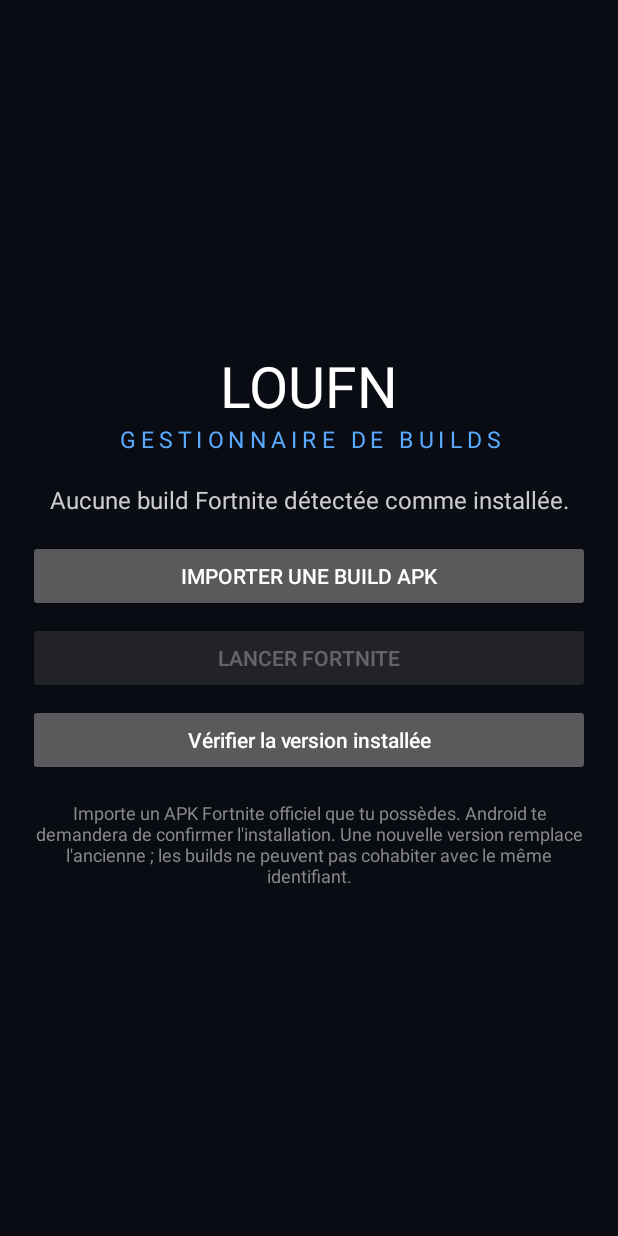
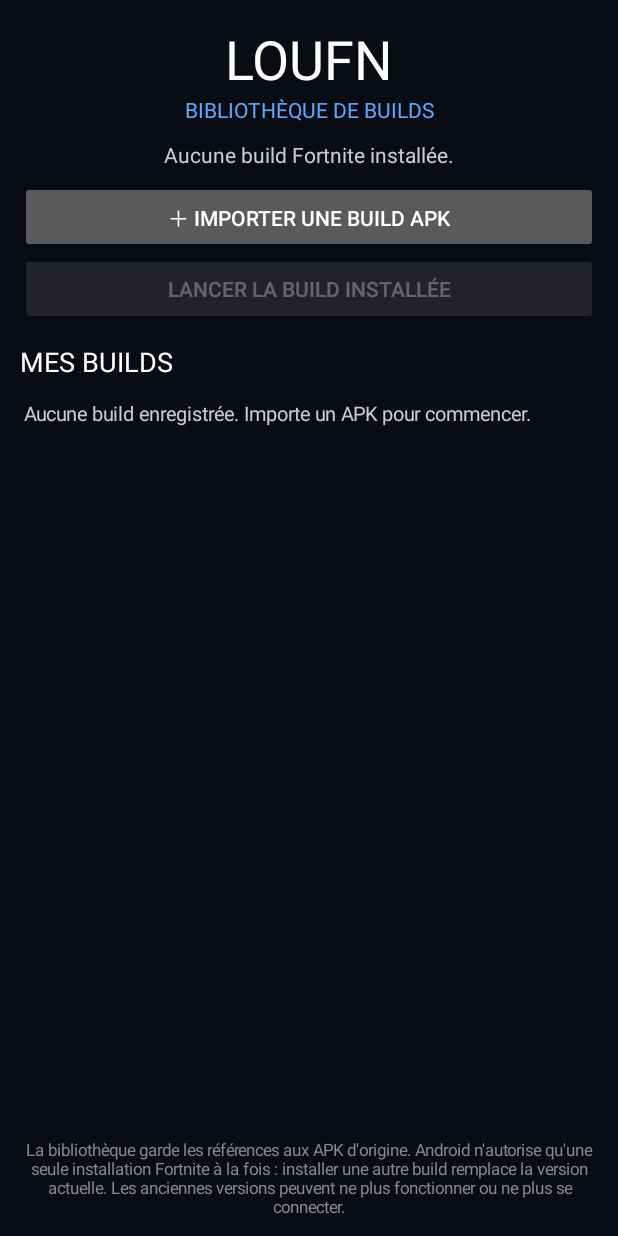
Before and after one commit to louytb/LouFN-OG, an Android app: the screen it shows after launch (MainActivity), on a phone screen of 412 x 824 dp. Run offline under Robolectric (Android 15) with nearby library versions, the phone set to English and light mode, and no system bars.

Commit message:
Add persistent Fortnite build library

```diff
--- a/LouFN-Launcher/app/src/main/java/com/lou20/loufnlauncher/MainActivity.kt
+++ b/LouFN-Launcher/app/src/main/java/com/lou20/loufnlauncher/MainActivity.kt
@@ -7,196 +7,224 @@ import android.graphics.Color
 import android.net.Uri
 import android.os.Bundle
 import android.view.Gravity
-import android.widget.Button
-import android.widget.LinearLayout
-import android.widget.TextView
-import android.widget.Toast
+import android.widget.*
+import org.json.JSONArray
+import org.json.JSONObject
 import java.io.File
 
 class MainActivity : Activity() {
-    private val fortnitePackage = "com.epicgames.fortnite"
-    private val apkMimeType = "application/vnd.android.package-archive"
+    private val gamePackage = "com.epicgames.fortnite"
+    private val apkType = "application/vnd.android.package-archive"
     private lateinit var status: TextView
-    private lateinit var playButton: Button
-    private lateinit var importButton: Button
+    private lateinit var launchButton: Button
+    private lateinit var buildsView: LinearLayout
 
     override fun onCreate(savedInstanceState: Bundle?) {
         super.onCreate(savedInstanceState)
         window.statusBarColor = Color.rgb(10, 12, 20)
         window.navigationBarColor = Color.rgb(10, 12, 20)
-        window.decorView.systemUiVisibility = 0
 
         val root = LinearLayout(this).apply {
             orientation = LinearLayout.VERTICAL
-            gravity = Gravity.CENTER
-            setPadding(28, 36, 28, 36)
+            setPadding(20, 22, 20, 18)
             setBackgroundColor(Color.rgb(10, 12, 20))
         }
-
-        val title = TextView(this).apply {
+        root.addView(TextView(this).apply {
             text = "LOUFN"
-            textSize = 38f
+            textSize = 36f
+            gravity = Gravity.CENTER
             setTextColor(Color.WHITE)
+        }, lp())
+        root.addView(TextView(this).apply {
+            text = "BIBLIOTHÈQUE DE BUILDS"
+            textSize = 14f
             gravity = Gravity.CENTER
+            setTextColor(Color.rgb(90, 170, 255))
+        }, lp())
+        status = TextView(this).apply {
+            textSize = 14f
+            gravity = Gravity.CENTER
+            setTextColor(Color.LTGRAY)
+            setPadding(0, 16, 0, 12)
         }
-        val subtitle = TextView(this).apply {
-            text = "GESTIONNAIRE DE BUILDS"
-            textSize = 15f
-            letterSpacing = 0.25f
-            setTextColor(Color.rgb(90, 170, 255))
+        root.addView(status, lp())
+        root.addView(Button(this).apply {
+            text = "＋ IMPORTER UNE BUILD APK"
+            isAllCaps = false
+            setOnClickListener { pickApk() }
+        }, lp())
+        launchButton = Button(this).apply {
+            text = "LANCER LA BUILD INSTALLÉE"
+            isAllCaps = false
+            setOnClickListener { launchGame() }
+        }
+        root.addView(launchButton, lp())
+        root.addView(TextView(this).apply {
+            text = "MES BUILDS"
+            textSize = 18f
+            setTextColor(Color.WHITE)
+            setPadding(0, 18, 0, 8)
+        }, lp())
+        buildsView = LinearLayout(this).apply { orientation = LinearLayout.VERTICAL }
+        root.addView(ScrollView(this).apply { addView(buildsView) },
+            LinearLayout.LayoutParams(-1, 0, 1f))
+        root.addView(TextView(this).apply {
+            text = "La bibliothèque garde les références aux APK d'origine. Android n'autorise qu'une seule installation Fortnite à la fois : installer une autre build remplace la version actuelle. Les anciennes versions peuvent ne plus fonctionner ou ne plus se connecter."
+            textSize = 11f
             gravity = Gravity.CENTER
-        }
-        status = TextView(this).apply {
-            textSize = 16f
-            setTextColor(Color.LTGRAY)
-            gravity = Gravity.CENTER
-            setPadding(0, 28, 0, 24)
-        }
-        importButton = Button(this).apply {
-            text = "IMPORTER UNE BUILD APK"
-            isAllCaps = false
-            setOnClickListener { chooseBuildApk() }
-        }
-        playButton = Button(this).apply {
-            text = "LANCER FORTNITE"
-            isAllCaps = false
-            setOnClickListener { launchFortnite() }
-        }
-        val refresh = Button(this).apply {
-            text = "Vérifier la version installée"
-            isAllCaps = false
-            setOnClickListener { refreshStatus() }
-        }
-        val note = TextView(this).apply {
-            text = "Importe un APK Fortnite officiel que tu possèdes. Android te demandera de confirmer l'installation. Une nouvelle version remplace l'ancienne ; les builds ne peuvent pas cohabiter avec le même identifiant."
-            textSize = 12f
             setTextColor(Color.GRAY)
-            gravity = Gravity.CENTER
-            setPadding(0, 24, 0, 0)
-        }
-
-        root.addView(title, match())
-        root.addView(subtitle, match())
-        root.addView(status, match())
-        root.addView(importButton, LinearLayout.LayoutParams(-1, -2).apply { bottomMargin = 10 })
-        root.addView(playButton, LinearLayout.LayoutParams(-1, -2).apply { bottomMargin = 10 })
-        root.addView(refresh, match())
-        root.addView(note, match())
+            setPadding(0, 10, 0, 0)
+        }, lp())
         setContentView(root)
-        refreshStatus()
+        refresh()
+        renderBuilds()
     }
 
-    private fun match() = LinearLayout.LayoutParams(-1, -2)
+    private fun lp() = LinearLayout.LayoutParams(-1, -2)
 
-    private fun chooseBuildApk() {
+    private fun pickApk() {
         val intent = Intent(Intent.ACTION_OPEN_DOCUMENT).apply {
             addCategory(Intent.CATEGORY_OPENABLE)
-            type = apkMimeType
+            type = apkType
+            addFlags(Intent.FLAG_GRANT_READ_URI_PERMISSION or Intent.FLAG_GRANT_PERSISTABLE_URI_PERMISSION)
         }
+        startActivityForResult(intent, 4102)
+    }
+
+    @Deprecated("Legacy picker callback for Android compatibility")
+    override fun onActivityResult(requestCode: Int, resultCode: Int, data: Intent?) {
+        super.onActivityResult(requestCode, resultCode, data)
+        if (requestCode != 4102 || resultCode != RESULT_OK) return
+        val uri = data?.data ?: return
+        validateAndSave(uri, data.flags)
+    }
+
+    private fun validateAndSave(uri: Uri, flags: Int) {
+        var temp: File? = null
         try {
-            startActivityForResult(intent, REQUEST_PICK_APK)
+            temp = File.createTempFile("loufn-", ".apk", cacheDir)
+            contentResolver.openInputStream(uri).use { input ->
+                requireNotNull(input) { "Fichier illisible" }
+                temp.outputStream().use { output -> input.copyTo(output) }
+            }
+            @Suppress("DEPRECATION")
+            val info = packageManager.getPackageArchiveInfo(temp.absolutePath, 0)
+            if (info?.packageName != gamePackage) {
+                Toast.makeText(this, "Ce fichier n'est pas un APK Fortnite Android valide.", Toast.LENGTH_LONG).show()
+                return
+            }
+            try {
+                contentResolver.takePersistableUriPermission(uri, flags and Intent.FLAG_GRANT_READ_URI_PERMISSION)
+            } catch (_: Exception) {
+                Toast.makeText(this, "Android ne permet pas de mémoriser l'accès à ce fichier. Il faudra peut-être le réimporter.", Toast.LENGTH_LONG).show()
+            }
+            val version = info.versionName ?: "Version inconnue"
+            val label = info.applicationInfo?.loadLabel(packageManager)?.toString() ?: "Fortnite"
+            val old = readBuilds()
+            val saved = JSONArray()
+            for (i in 0 until old.length()) {
+                val item = old.optJSONObject(i) ?: continue
+                if (item.optString("uri") != uri.toString()) saved.put(item)
+            }
+            saved.put(JSONObject().put("label", label).put("version", version).put("uri", uri.toString()))
+            prefs().edit().putString("builds", saved.toString()).apply()
+            Toast.makeText(this, "Build $version ajoutée à la bibliothèque.", Toast.LENGTH_LONG).show()
+            renderBuilds()
         } catch (_: Exception) {
-            Toast.makeText(this, "Impossible d'ouvrir le sélecteur de fichiers.", Toast.LENGTH_LONG).show()
+            Toast.makeText(this, "Impossible de lire ou vérifier cet APK.", Toast.LENGTH_LONG).show()
+        } finally {
+            temp?.delete()
         }
     }
 
-    @Deprecated("Using the activity result API keeps compatibility with the minimum Android version")
-    override fun onActivityResult(requestCode: Int, resultCode: Int, data: Intent?) {
-        super.onActivityResult(requestCode, resultCode, data)
-        if (requestCode != REQUEST_PICK_APK || resultCode != RESULT_OK) return
-        val apkUri: Uri = data?.data ?: return
-        validateAndInstallApk(apkUri)
-    }
+    private fun prefs() = getSharedPreferences("loufn_library", MODE_PRIVATE)
+    private fun readBuilds() = try { JSONArray(prefs().getString("builds", "[]")) } catch (_: Exception) { JSONArray() }
 
-    private fun validateAndInstallApk(apkUri: Uri) {
-        var tempApk: File? = null
-        try {
-            val tempFile = File.createTempFile("loufn-check-", ".apk", cacheDir)
-            tempApk = tempFile
-            contentResolver.openInputStream(apkUri).use { input ->
-                if (input == null) throw IllegalStateException("Fichier illisible")
-                tempFile.outputStream().use { output -> input.copyTo(output) }
+    private fun renderBuilds() {
+        buildsView.removeAllViews()
+        val list = readBuilds()
+        if (list.length() == 0) {
+            buildsView.addView(TextView(this).apply {
+                text = "Aucune build enregistrée. Importe un APK pour commencer."
+                textSize = 13f
+                setTextColor(Color.LTGRAY)
+                setPadding(4, 12, 4, 12)
+            })
+            return
+        }
+        for (index in 0 until list.length()) {
+            val item = list.optJSONObject(index) ?: continue
+            val uri = item.optString("uri")
+            val card = LinearLayout(this).apply {
+                orientation = LinearLayout.VERTICAL
+                setPadding(12, 10, 12, 10)
+                setBackgroundColor(Color.rgb(25, 30, 44))
             }
-
-            @Suppress("DEPRECATION")
-            val archiveInfo = packageManager.getPackageArchiveInfo(
-                tempFile.absolutePath,
-                PackageManager.GET_ACTIVITIES
-            )
-            if (archiveInfo == null) {
-                Toast.makeText(this, "Ce fichier APK est invalide ou illisible.", Toast.LENGTH_LONG).show()
-                return
-            }
-            if (archiveInfo.packageName != fortnitePackage) {
-                Toast.makeText(
-                    this,
-                    "Ce n'est pas un APK Fortnite Android reconnu. Aucun changement effectué.",
-                    Toast.LENGTH_LONG
-                ).show()
-                return
-            }
-
-            val version = archiveInfo.versionName ?: "version inconnue"
-            Toast.makeText(
-                this,
-                "Build Fortnite détectée : $version. Confirme l'installation dans Android.",
-                Toast.LENGTH_LONG
-            ).show()
-
-            val installIntent = Intent(Intent.ACTION_VIEW).apply {
-                setDataAndType(apkUri, apkMimeType)
-                addFlags(Intent.FLAG_GRANT_READ_URI_PERMISSION)
-            }
-            startActivity(installIntent)
-        } catch (_: SecurityException) {
-            Toast.makeText(this, "LouFN n'a pas pu lire ce fichier. Choisis un APK accessible.", Toast.LENGTH_LONG).show()
-        } catch (_: Exception) {
-            Toast.makeText(this, "Impossible de vérifier cet APK.", Toast.LENGTH_LONG).show()
-        } finally {
-            tempApk?.delete()
+            card.addView(TextView(this).apply {
+                text = item.optString("label", "Fortnite") + "  •  " + item.optString("version", "Version inconnue")
+                textSize = 14f
+                setTextColor(Color.WHITE)
+            }, lp())
+            val row = LinearLayout(this).apply { orientation = LinearLayout.HORIZONTAL }
+            row.addView(Button(this@MainActivity).apply {
+                text = "Installer cette build"
+                isAllCaps = false
+                setOnClickListener { installBuild(uri) }
+            }, LinearLayout.LayoutParams(0, -2, 1f))
+            row.addView(Button(this@MainActivity).apply {
+                text = "Retirer"
+                isAllCaps = false
+                setOnClickListener { removeBuild(index) }
+            }, LinearLayout.LayoutParams(-2, -2))
+            card.addView(row, lp())
+            buildsView.addView(card, LinearLayout.LayoutParams(-1, -2).apply { bottomMargin = 10 })
         }
     }
 
-    private fun refreshStatus() {
-        val info = try {
-            packageManager.getPackageInfo(fortnitePackage, 0)
-        } catch (_: PackageManager.NameNotFoundException) {
-            null
+    private fun removeBuild(index: Int) {
+        val old = readBuilds()
+        val next = JSONArray()
+        for (i in 0 until old.length()) if (i != index) old.optJSONObject(i)?.let { next.put(it) }
+        prefs().edit().putString("builds", next.toString()).apply()
+        renderBuilds()
+    }
+
+    private fun installBuild(uriString: String) {
+        try {
+            val uri = Uri.parse(uriString)
+            startActivity(Intent(Intent.ACTION_VIEW).apply {
+                setDataAndType(uri, apkType)
+                addFlags(Intent.FLAG_GRANT_READ_URI_PERMISSION)
+            })
         } catch (_: Exception) {
-            null
-        }
-
-        if (info == null) {
-            status.text = "Aucune build Fortnite détectée comme installée."
-            playButton.isEnabled = false
-        } else {
-            @Suppress("DEPRECATION")
-            val version = info.versionName ?: "Version inconnue"
-            status.text = "Build installée détectée\nVersion : $version"
-            playButton.isEnabled = true
+            Toast.makeText(this, "APK inaccessible. Réimporte ce fichier.", Toast.LENGTH_LONG).show()
         }
     }
 
-    private fun launchFortnite() {
-        val launchIntent: Intent? = packageManager.getLaunchIntentForPackage(fortnitePackage)
-        if (launchIntent == null) {
-            Toast.makeText(this, "Impossible de lancer Fortnite. Vérifie son installation.", Toast.LENGTH_LONG).show()
-            refreshStatus()
-            return
+    private fun refresh() {
+        val info = try { packageManager.getPackageInfo(gamePackage, 0) } catch (_: Exception) { null }
+        if (info == null) {
+            status.text = "Aucune build Fortnite installée."
+            launchButton.isEnabled = false
+        } else {
+            @Suppress("DEPRECATION")
+            status.text = "BUILD INSTALLÉE : " + (info.versionName ?: "Version inconnue")
+            launchButton.isEnabled = true
         }
-        try {
-            startActivity(launchIntent)
-        } catch (_: Exception) {
-            Toast.makeText(this, "Le lancement de Fortnite a échoué.", Toast.LENGTH_LONG).show()
+    }
+
+    private fun launchGame() {
+        val intent = packageManager.getLaunchIntentForPackage(gamePackage)
+        if (intent == null) {
+            Toast.makeText(this, "Fortnite ne peut pas être lancé.", Toast.LENGTH_LONG).show()
+            refresh()
+        } else try { startActivity(intent) } catch (_: Exception) {
+            Toast.makeText(this, "Échec du lancement.", Toast.LENGTH_LONG).show()
         }
     }
 
     override fun onResume() {
         super.onResume()
-        if (::status.isInitialized) refreshStatus()
-    }
-
-    companion object {
-        private const val REQUEST_PICK_APK = 4102
+        if (::status.isInitialized) refresh()
     }
 }
```
